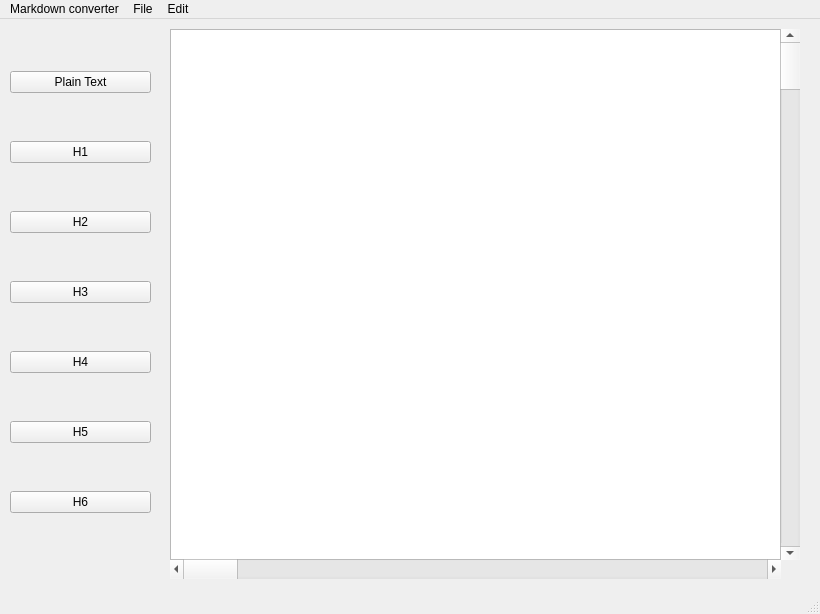
This is MainWindow.ui in jp3pe/markdown-converter as Qt 5 draws it before an edit. The edited form follows.
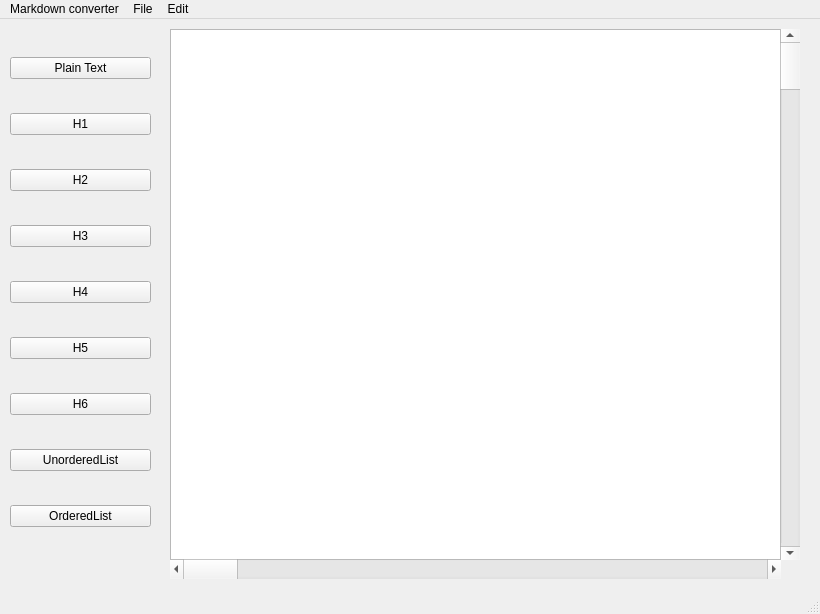
This is the edited form.

Commit message: Update Add list buttons for markdown at pyqt desinger

The edit to the form file:
```diff
--- a/MainWindow.ui
+++ b/MainWindow.ui
@@ -73,6 +73,20 @@
        </property>
       </widget>
      </item>
+     <item>
+      <widget class="QPushButton" name="pushButton_UnorderedList">
+       <property name="text">
+        <string>UnorderedList</string>
+       </property>
+      </widget>
+     </item>
+     <item>
+      <widget class="QPushButton" name="pushButton_OrderedList">
+       <property name="text">
+        <string>OrderedList</string>
+       </property>
+      </widget>
+     </item>
     </layout>
    </widget>
    <widget class="QTextEdit" name="textEdit">
```
The commit also changes 1 other file.
